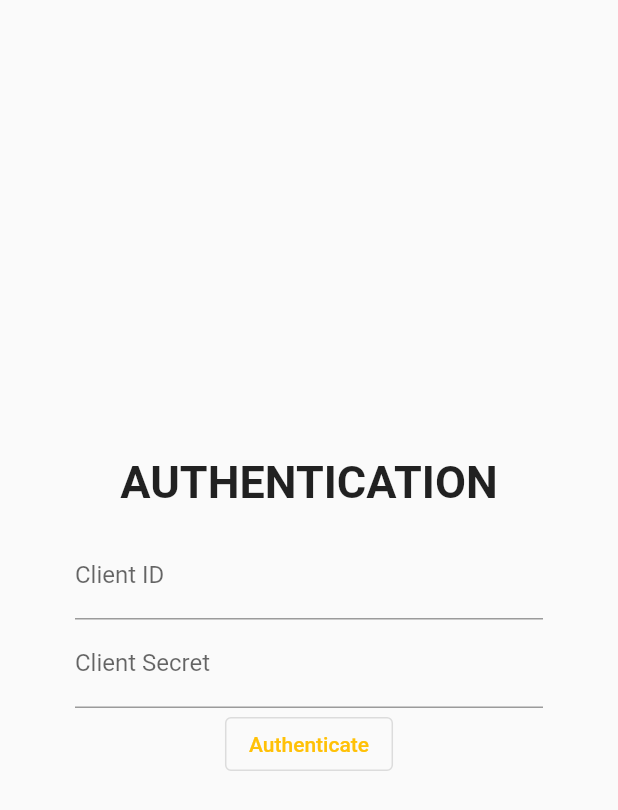
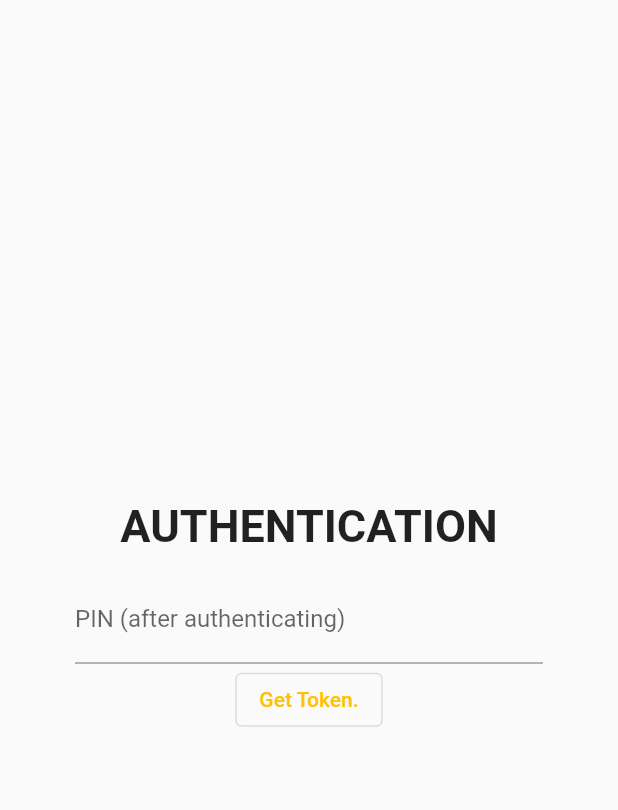
Before and after one commit to kitric/trakt-client, a Flutter app: the screen it shows after launch, after a tap on "Authenticate", on a phone screen of 412 x 824 dp. Shown: the top 810 px of the screen. Run offline on Flutter 3.47's test engine with Material 2 defaults, Android fonts, the light colour scheme and no system bars; network calls fail; Roboto replaces fonts that are missing (Iosevka).

Commit message:
added support for authentication

```diff
--- a/lib/main.dart
+++ b/lib/main.dart
@@ -1,125 +1,6 @@
 import 'package:flutter/material.dart';
+import 'package:trakt_client/src/app.dart';
 
 void main() {
-  runApp(const MyApp());
+  runApp(const TraktClient());
 }
-
-class MyApp extends StatelessWidget {
-  const MyApp({Key? key}) : super(key: key);
-
-  // This widget is the root of your application.
-  @override
-  Widget build(BuildContext context) {
-    return MaterialApp(
-      title: 'Trakt Client',
-      theme: ThemeData(
-        // This is the theme of your application.
-        //
-        // Try running your application with "flutter run". You'll see the
-        // application has a blue toolbar. Then, without quitting the app, try
-        // changing the primarySwatch below to Colors.green and then invoke
-        // "hot reload" (press "r" in the console where you ran "flutter run",
-        // or simply save your changes to "hot reload" in a Flutter IDE).
-        // Notice that the counter didn't reset back to zero; the application
-        // is not restarted.
-        primarySwatch: Colors.amber,
-      ),
-      home: const MyHomePage(title: 'Trakt Client'),
-    );
-  }
-}
-
-class MyHomePage extends StatefulWidget {
-  const MyHomePage({Key? key, required this.title}) : super(key: key);
-
-  // This widget is the home page of your application. It is stateful, meaning
-  // that it has a State object (defined below) that contains fields that affect
-  // how it looks.
-
-  // This class is the configuration for the state. It holds the values (in this
-  // case the title) provided by the parent (in this case the App widget) and
-  // used by the build method of the State. Fields in a Widget subclass are
-  // always marked "final".
-
-  final String title;
-
-  @override
-  State<MyHomePage> createState() => _MyHomePageState();
-}
-
-class _MyHomePageState extends State<MyHomePage> {
-  @override
-  Widget build(BuildContext context) {
-    // This method is rerun every time setState is called, for instance as done
-    // by the _incrementCounter method above.
-    //
-    // The Flutter framework has been optimized to make rerunning build methods
-    // fast, so that you can just rebuild anything that needs updating rather
-    // than having to individually change instances of widgets.
-    return Scaffold(
-      body: Center(
-        // Center is a layout widget. It takes a single child and positions it
-        // in the middle of the parent.
-        child: Column(
-          // Column is also a layout widget. It takes a list of children and
-          // arranges them vertically. By default, it sizes itself to fit its
-          // children horizontally, and tries to be as tall as its parent.
-          //
-          // Invoke "debug painting" (press "p" in the console, choose the
-          // "Toggle Debug Paint" action from the Flutter Inspector in Android
-          // Studio, or the "Toggle Debug Paint" command in Visual Studio Code)
-          // to see the wireframe for each widget.
-          //
-          // Column has various properties to control how it sizes itself and
-          // how it positions its children. Here we use mainAxisAlignment to
-          // center the children vertically; the main axis here is the vertical
-          // axis because Columns are vertical (the cross axis would be
-          // horizontal).
-          mainAxisAlignment: MainAxisAlignment.center,
-          children: <Widget>[
-            const Text(
-              "AUTHENTICATION",
-              style: TextStyle(
-                  fontSize: 30,
-                  fontWeight: FontWeight.bold,
-                  fontFamily: "Iosevka"),
-            ),
-            Container(
-                // Put a widget inside a container to set margin.
-                margin: const EdgeInsets.only(top: 15),
-                padding: const EdgeInsets.only(
-                  left: 50,
-                  right: 50,
-                ),
-                child: Column(
-                  children: <Widget>[
-                    const TextField(
-                      decoration: InputDecoration(
-                        labelText: "Client ID",
-                      ),
-                      maxLines: 1,
-                    ),
-                    const TextField(
-                      decoration: InputDecoration(
-                        labelText: "Client Secret",
-                      ),
-                      maxLines: 1,
-                    ),
-                    OutlinedButton(
-                        onPressed: () => debugPrint("General Kenobi!"),
-                        child: const Text("Authenticate")),
-                  ],
-                )),
-          ],
-        ),
-      ),
-
-      /*floatingActionButton: FloatingActionButton(
-        onPressed: _incrementCounter,
-        tooltip: 'Add Show',
-        child: const Icon(Icons.add),
-      ), // This trailing comma makes auto-formatting nicer for build methods.
-    */
-    );
-  }
-}
--- /dev/null
+++ b/lib/src/app.dart
@@ -0,0 +1,33 @@
+import 'package:flutter/material.dart';
+import 'package:trakt_client/src/views/ui/Authentication/AuthPage.dart';
+
+class TraktClient extends StatelessWidget {
+  const TraktClient({Key? key}) : super(key: key);
+
+  // This widget is the root of your application.
+  @override
+  Widget build(BuildContext context) {
+    return MaterialApp(
+      title: 'Trakt Client - Authentication',
+      theme: ThemeData(
+        // This is the theme of your application.
+        //
+        // Try running your application with "flutter run". You'll see the
+        // application has a blue toolbar. Then, without quitting the app, try
+        // changing the primarySwatch below to Colors.green and then invoke
+        // "hot reload" (press "r" in the console where you ran "flutter run",
+        // or simply save your changes to "hot reload" in a Flutter IDE).
+        // Notice that the counter didn't reset back to zero; the application
+        // is not restarted.
+        primarySwatch: Colors.amber,
+      ),
+      /*
+      This is, of course, not the home page.
+      Later, we must figure out how to prevent the app from opening
+        this page after the user has already completed the authentication
+        process.
+      */
+      home: const AuthPage(title: 'Trakt Client - Authentication'),
+    );
+  }
+}
--- /dev/null
+++ b/lib/src/business_logic/models/api_services/trakt_api.dart
@@ -0,0 +1,44 @@
+// ignore_for_file: non_constant_identifier_names
+
+/*
+Probably will end up renaming this file later.
+*/
+
+// HTTP requests.
+import 'dart:convert';
+
+import 'package:url_launcher/url_launcher.dart';
+import 'dart:io';
+
+/* Redirects the user to the authentication page.
+ The user must, then, login to their account and proceed with
+ the authentication process.*/
+void redirect_user(String clientID) async {
+  final url =
+      "https://api.trakt.tv/oauth/authorize?response_type=code&client_id=$clientID&redirect_uri=urn:ietf:wg:oauth:2.0:oob&state=%20";
+
+  if (!await launch(url)) {
+    throw "Something went wrong lol.";
+  }
+}
+
+Future<String> retrieveToken(
+    String clientID, String clientSecret, String pin) async {
+  final url =
+      "https://api.trakt.tv/oauth/token?code=$pin&client_id=$clientID&client_secret=$clientSecret&redirect_uri=urn:ietf:wg:oauth:2.0:oob&grant_type=authorization_code";
+
+  var client = HttpClient();
+
+  try {
+    HttpClientRequest request = await client.postUrl(Uri.parse(url));
+    request.headers.add('Content-Type', 'application/json');
+
+    HttpClientResponse response = await request.close();
+
+    print(json.decode((await response.transform(utf8.decoder).join())));
+  } finally {
+    client.close();
+  }
+
+  return "";
+}
--- /dev/null
+++ b/lib/src/views/ui/Authentication/AuthPage.dart
@@ -0,0 +1,100 @@
+// ignore_for_file: file_names
+
+import 'package:flutter/material.dart';
+import 'TokenPage.dart';
+import 'package:trakt_client/src/business_logic/models/api_services/trakt_api.dart'
+    as api_trakt;
+import 'package:trakt_client/src/business_logic/utils/secrets.dart' as sec;
+
+class AuthPage extends StatefulWidget {
+  const AuthPage({Key? key, required this.title}) : super(key: key);
+
+  // This widget is the home page of your application. It is stateful, meaning
+  // that it has a State object (defined below) that contains fields that affect
+  // how it looks.
+
+  // This class is the configuration for the state. It holds the values (in this
+  // case the title) provided by the parent (in this case the App widget) and
+  // used by the build method of the State. Fields in a Widget subclass are
+  // always marked "final".
+
+  final String title;
+
+  @override
+  State<AuthPage> createState() => _AuthPageState();
+}
+
+class _AuthPageState extends State<AuthPage> {
+  @override
+  Widget build(BuildContext context) {
+    // This method is rerun every time setState is called, for instance as done
+    // by the _incrementCounter method above.
+    //
+    // The Flutter framework has been optimized to make rerunning build methods
+    // fast, so that you can just rebuild anything that needs updating rather
+    // than having to individually change instances of widgets.
+    return Scaffold(
+      body: Center(
+        // Center is a layout widget. It takes a single child and positions it
+        // in the middle of the parent.
+        child: Column(
+          // Column is also a layout widget. It takes a list of children and
+          // arranges them vertically. By default, it sizes itself to fit its
+          // children horizontally, and tries to be as tall as its parent.
+          //
+          // Invoke "debug painting" (press "p" in the console, choose the
+          // "Toggle Debug Paint" action from the Flutter Inspector in Android
+          // Studio, or the "Toggle Debug Paint" command in Visual Studio Code)
+          // to see the wireframe for each widget.
+          //
+          // Column has various properties to control how it sizes itself and
+          // how it positions its children. Here we use mainAxisAlignment to
+          // center the children vertically; the main axis here is the vertical
+          // axis because Columns are vertical (the cross axis would be
+          // horizontal).
+          mainAxisAlignment: MainAxisAlignment.center,
+          children: <Widget>[
+            const Text(
+              "YOU'RE NOT AUTHENTICATED!",
+              style: TextStyle(
+                  fontSize: 30,
+                  fontWeight: FontWeight.bold,
+                  fontFamily: "Iosevka"),
+            ),
+            Container(
+                // Put a widget inside a container to set margin.
+                margin: const EdgeInsets.only(top: 15),
+                padding: const EdgeInsets.only(
+                  left: 50,
+                  right: 50,
+                ),
+                child: Column(
+                  children: <Widget>[
+                    /*TextField(
+                      decoration: const InputDecoration(
+                        labelText: "Client ID",
+                      ),
+                      maxLines: 1,
+                      controller: controller,
+                    ),*/
+                    OutlinedButton(
+                        onPressed: handleClick,
+                        child: const Text("Authenticate")),
+                  ],
+                )),
+          ],
+        ),
+      ),
+    );
+  }
+
+  void handleClick() {
+    api_trakt.redirect_user(sec.clientID);
+
+    // Opens TokenPage.dart.
+    Navigator.push(
+        context,
+        MaterialPageRoute(
+            builder: (context) => const TokenPage(title: "TokenPage bruv")));
+  }
+}
--- /dev/null
+++ b/lib/src/views/ui/Authentication/TokenPage.dart
@@ -0,0 +1,94 @@
+// ignore_for_file: file_names
+
+import 'package:flutter/material.dart';
+import 'package:trakt_client/src/business_logic/models/api_services/trakt_api.dart'
+    as api_trakt;
+
+import 'package:trakt_client/src/business_logic/utils/secrets.dart' as sec;
+
+class TokenPage extends StatefulWidget {
+  const TokenPage({Key? key, required this.title}) : super(key: key);
+
+  // This widget is the home page of your application. It is stateful, meaning
+  // that it has a State object (defined below) that contains fields that affect
+  // how it looks.
+
+  // This class is the configuration for the state. It holds the values (in this
+  // case the title) provided by the parent (in this case the App widget) and
+  // used by the build method of the State. Fields in a Widget subclass are
+  // always marked "final".
+
+  final String title;
+
+  @override
+  State<TokenPage> createState() => _TokenPageState();
+}
+
+class _TokenPageState extends State<TokenPage> {
+  final TextEditingController pinController = TextEditingController();
+
+  @override
+  void dispose() {
+    pinController.dispose();
+    super.dispose();
+  }
+
+  @override
+  Widget build(BuildContext context) {
+    // This method is rerun every time setState is called, for instance as done
+    // by the _incrementCounter method above.
+    //
+    // The Flutter framework has been optimized to make rerunning build methods
+    // fast, so that you can just rebuild anything that needs updating rather
+    // than having to individually change instances of widgets.
+    return Scaffold(
+      body: Center(
+        // Center is a layout widget. It takes a single child and positions it
+        // in the middle of the parent.
+        child: Column(
+          mainAxisAlignment: MainAxisAlignment.center,
+          children: <Widget>[
+            const Text(
+              "AUTHENTICATION",
+              style: TextStyle(
+                  fontSize: 30,
+                  fontWeight: FontWeight.bold,
+                  fontFamily: "Iosevka"),
+            ),
+            Container(
+                // Put a widget inside a container to set margin.
+                margin: const EdgeInsets.only(top: 15),
+                padding: const EdgeInsets.only(
+                  left: 50,
+                  right: 50,
+                ),
+                child: Column(
+                  children: <Widget>[
+                    /*const TextField(
+                      decoration: InputDecoration(
+                        labelText: "Client Secret",
+                      ),
+                      maxLines: 1,
+                    ),*/
+                    TextField(
+                      decoration: const InputDecoration(
+                        labelText: "PIN (after authenticating)",
+                      ),
+                      maxLines: 1,
+                      controller: pinController,
+                    ),
+                    OutlinedButton(
+                      onPressed: handleClick,
+                      child: const Text("Get Token."),
+                    )
+                  ],
+                )),
+          ],
+        ),
+      ),
+    );
+  }
+
+  void handleClick() => api_trakt.retrieveToken(
+      sec.clientID, sec.clientSecret, pinController.text);
+}
--- a/pubspec.yaml
+++ b/pubspec.yaml
@@ -34,6 +34,7 @@ dependencies:
   # The following adds the Cupertino Icons font to your application.
   # Use with the CupertinoIcons class for iOS style icons.
   cupertino_icons: ^1.0.2
+  url_launcher: ^6.0.17
 
 dev_dependencies:
   flutter_test:
```
Also changed, not shown: 3 other files.
